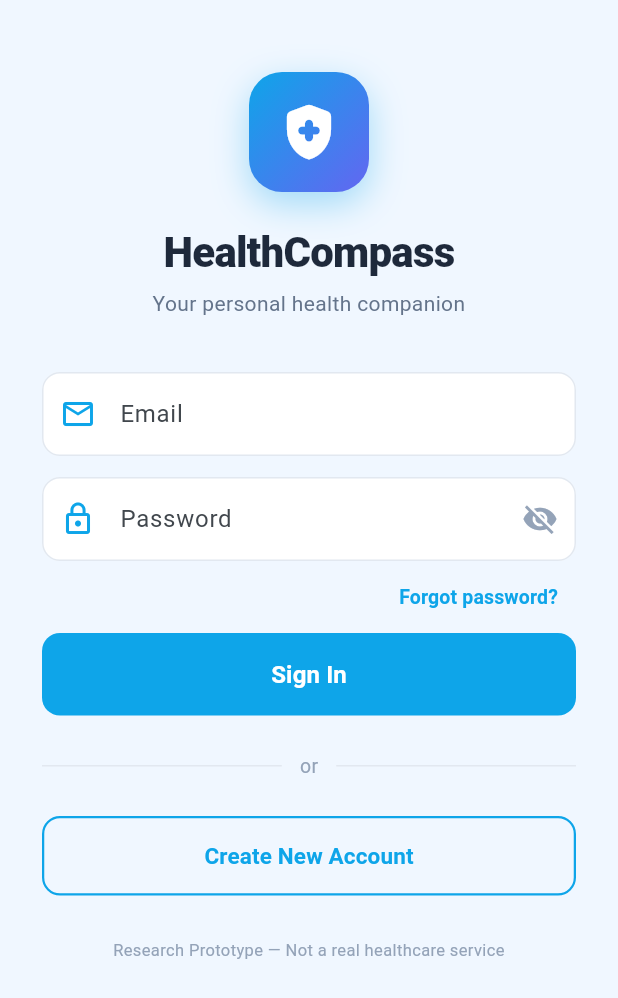
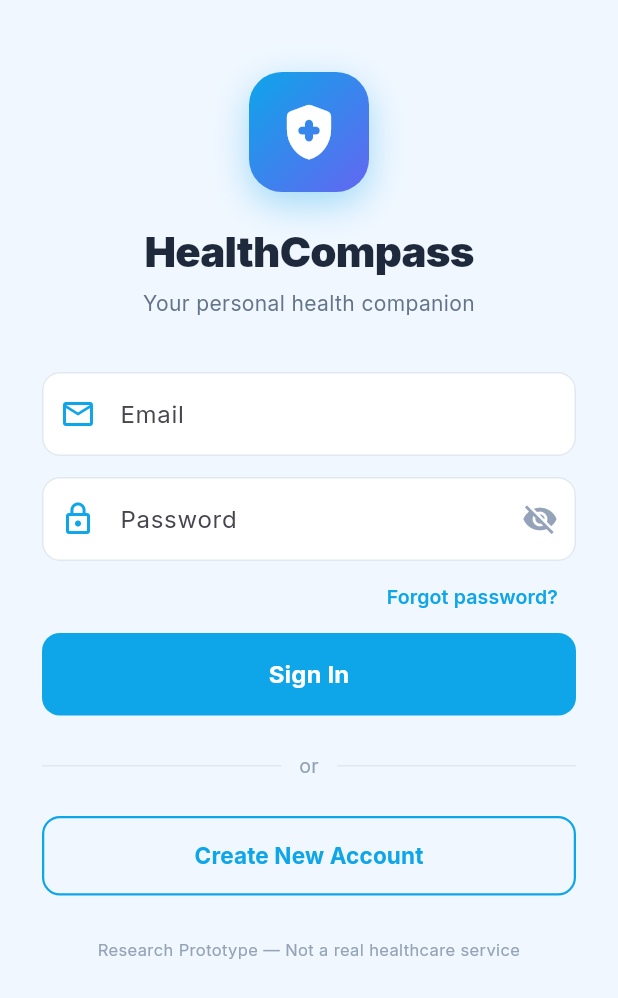
Before and after one commit to seyedhasanmirhoseini1367/healthcompass-mobile, a Flutter app: the screen it shows after launch, on a phone screen of 412 x 824 dp. Shown: the top 998 px of the screen. Run offline on Flutter 3.47's test engine with Material 3 defaults, Android fonts, the phone set to English and light mode, and no system bars; our stand-ins replace dio, file_picker, firebase_core, firebase_messaging, fl_chart, flutter_local_notifications and 4 more; accounts and stored records are empty; network calls fail.

Commit message:
Apply brand theme: indigo seed, dark mode, Inter font
main.dart previously used a custom ThemeData (sky-blue seed, Roboto) —
not the Material default the audit assumed, but it didn't match the
web app's indigo (#4F46E5/#6366f1, already visible in gradients
throughout the screens) and had no dark variant.

_buildTheme() derives light/dark ColorSchemes from the brand seed via
ColorScheme.fromSeed, applies Inter (google_fonts) across the text
theme, and sets a shared CardThemeData/ElevatedButtonThemeData with a
12px corner radius so components not styling themselves inherit a
consistent look. themeMode: ThemeMode.system follows the OS setting.

Note: pubspec.lock is left uncommitted here — the working copy already
had a large pre-existing lockfile diff unrelated to this change (from
before this session) that isn't cleanly separable from the google_fonts
addition; a fresh `flutter pub get` regenerates it correctly.

```diff
--- a/lib/main.dart
+++ b/lib/main.dart
@@ -1,6 +1,7 @@
 import 'package:flutter/foundation.dart' show kIsWeb;
 import 'package:flutter/material.dart';
 import 'package:go_router/go_router.dart';
+import 'package:google_fonts/google_fonts.dart';
 import 'package:firebase_core/firebase_core.dart';
 import 'package:firebase_messaging/firebase_messaging.dart';
 import 'core/api_service.dart';
@@ -108,6 +109,36 @@ final _router = GoRouter(
   ],
 );
 
+// Web's brand indigo (matches the gradients already used throughout the
+// screens, e.g. Color(0xFF6366f1)/Color(0xFF4338ca) in assistant_screen.dart).
+const _brandSeed = Color(0xFF4F46E5);
+
+ThemeData _buildTheme(Brightness brightness) {
+  final isDark = brightness == Brightness.dark;
+  final colorScheme = ColorScheme.fromSeed(seedColor: _brandSeed, brightness: brightness);
+  final base = ThemeData(colorScheme: colorScheme, useMaterial3: true, brightness: brightness);
+
+  return base.copyWith(
+    textTheme: GoogleFonts.interTextTheme(base.textTheme),
+    scaffoldBackgroundColor: isDark ? const Color(0xFF0f172a) : const Color(0xFFf0f7ff),
+    appBarTheme: AppBarTheme(
+      backgroundColor: isDark ? const Color(0xFF1e293b) : Colors.white,
+      foregroundColor: isDark ? Colors.white : const Color(0xFF1e293b),
+      elevation: 0,
+    ),
+    cardTheme: CardThemeData(
+      color: isDark ? const Color(0xFF1e293b) : Colors.white,
+      elevation: isDark ? 0 : 1,
+      shape: RoundedRectangleBorder(borderRadius: BorderRadius.circular(12)),
+    ),
+    elevatedButtonTheme: ElevatedButtonThemeData(
+      style: ElevatedButton.styleFrom(
+        shape: RoundedRectangleBorder(borderRadius: BorderRadius.circular(12)),
+      ),
+    ),
+  );
+}
+
 class HealthCompassApp extends StatelessWidget {
   const HealthCompassApp({super.key});
 
@@ -117,11 +148,9 @@ class HealthCompassApp extends StatelessWidget {
       title: 'HealthCompass',
       debugShowCheckedModeBanner: false,
       routerConfig: _router,
-      theme: ThemeData(
-        colorSchemeSeed: const Color(0xFF0ea5e9),
-        useMaterial3: true,
-        fontFamily: 'Roboto',
-      ),
+      theme: _buildTheme(Brightness.light),
+      darkTheme: _buildTheme(Brightness.dark),
+      themeMode: ThemeMode.system,
     );
   }
 }
--- a/pubspec.yaml
+++ b/pubspec.yaml
@@ -45,6 +45,7 @@ dependencies:
   firebase_messaging: ^15.1.3
   flutter_local_notifications: ^18.0.1
   http_parser: ^4.0.0
+  google_fonts: ^6.2.1
 
 dev_dependencies:
   flutter_test:
```
